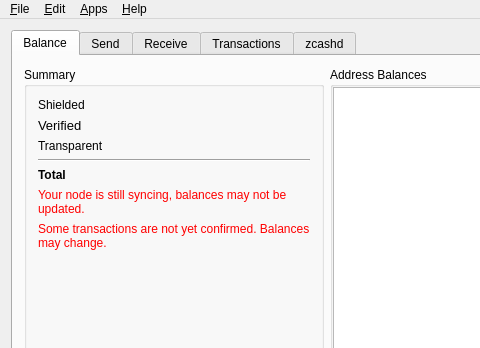
This is src/mainwindow.ui in ycashfoundation/YecLite as Qt 5 draws it before an edit; both pictures show x 0 to 480 and y 0 to 348 of the 1274 by 779 pixel window. The edited form follows.
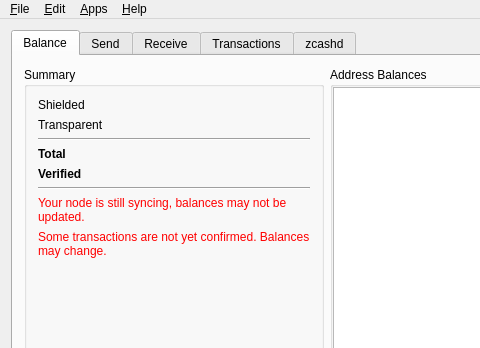
This is the edited form. The open tabs and pages were chosen to show the change. Icons and pictures are not drawn. Custom widgets are drawn as their Qt base class.

Commit message: Fix verified balance

```diff
--- a/src/mainwindow.ui
+++ b/src/mainwindow.ui
@@ -75,37 +75,6 @@
                  </item>
                 </layout>
                </item>
-               <item>
-                <layout class="QHBoxLayout" name="horizontalLayout_17">
-                 <item>
-                  <widget class="QLabel" name="label_15">
-                   <property name="font">
-                    <font>
-                     <pointsize>10</pointsize>
-                    </font>
-                   </property>
-                   <property name="text">
-                    <string>Verified</string>
-                   </property>
-                  </widget>
-                 </item>
-                 <item>
-                  <widget class="QLabel" name="balVerified">
-                   <property name="font">
-                    <font>
-                     <pointsize>10</pointsize>
-                    </font>
-                   </property>
-                   <property name="text">
-                    <string/>
-                   </property>
-                   <property name="alignment">
-                    <set>Qt::AlignRight|Qt::AlignTrailing|Qt::AlignVCenter</set>
-                   </property>
-                  </widget>
-                 </item>
-                </layout>
-               </item>
                <item>
                 <layout class="QHBoxLayout" name="horizontalLayout_2">
                  <item>
@@ -179,6 +148,46 @@
                  </item>
                 </layout>
                </item>
+               <item>
+                <layout class="QHBoxLayout" name="horizontalLayout_17">
+                 <item>
+                  <widget class="QLabel" name="label_15">
+                   <property name="font">
+                    <font>
+                     <weight>75</weight>
+                     <bold>true</bold>
+                    </font>
+                   </property>
+                   <property name="text">
+                    <string>Verified</string>
+                   </property>
+                  </widget>
+                 </item>
+                 <item>
+                  <widget class="QLabel" name="balVerified">
+                   <property name="font">
+                    <font>
+                     <weight>75</weight>
+                     <bold>true</bold>
+                    </font>
+                   </property>
+                   <property name="text">
+                    <string/>
+                   </property>
+                   <property name="alignment">
+                    <set>Qt::AlignRight|Qt::AlignTrailing|Qt::AlignVCenter</set>
+                   </property>
+                  </widget>
+                 </item>
+                </layout>
+               </item>
+               <item>
+                <widget class="Line" name="line_3">
+                 <property name="orientation">
+                  <enum>Qt::Horizontal</enum>
+                 </property>
+                </widget>
+               </item>
                <item>
                 <widget class="QLabel" name="lblSyncWarning">
                  <property name="styleSheet">
```
Left out of the diff: 2 changed lines with no effect on the pictures. The commit also changes 2 other files.
